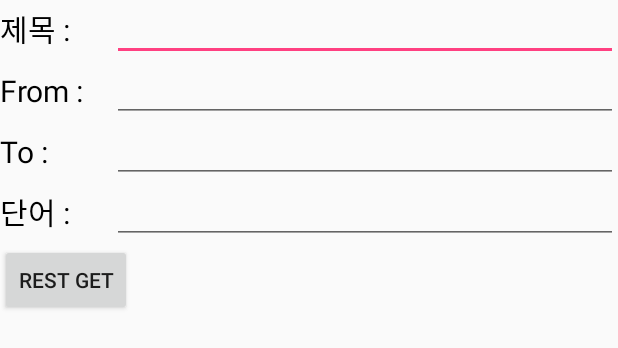
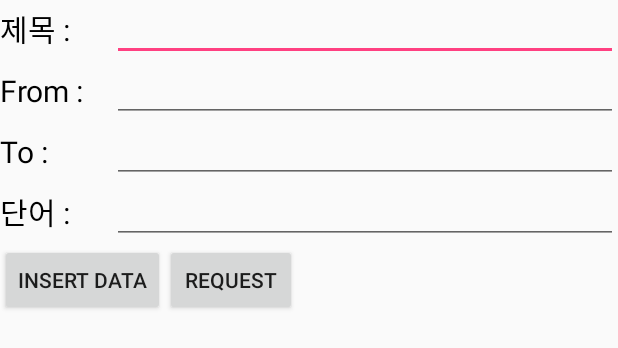
Before and after one commit to joowlim/BH_intern_mail, an Android app: the layout activity_main.xml on its own in the app's theme, with its tools: preview values and no code run, on a phone screen of 412 x 824 dp. Shown: the top 348 px of the screen. Run offline under Robolectric (Android 15) with nearby library versions, the phone set to English and light mode, and no system bars.

Commit message:
안드로이드 request, json 받아오기

```diff
--- a/android/BHAndroidApp/app/build.gradle
+++ b/android/BHAndroidApp/app/build.gradle
@@ -5,7 +5,7 @@ android {
     buildToolsVersion "26.0.0"
     defaultConfig {
         applicationId "com.example.bh.bhandroidapp"
-        minSdkVersion 19
+        minSdkVersion 23
         targetSdkVersion 25
         versionCode 1
         versionName "1.0"
--- a/android/BHAndroidApp/app/src/main/AndroidManifest.xml
+++ b/android/BHAndroidApp/app/src/main/AndroidManifest.xml
@@ -1,6 +1,8 @@
 <?xml version="1.0" encoding="utf-8"?>
 <manifest xmlns:android="http://schemas.android.com/apk/res/android"
     package="com.example.bh.bhandroidapp">
+
+    <uses-permission android:name="android.permission.INTERNET" />
 
     <application
         android:allowBackup="true"
--- a/android/BHAndroidApp/app/src/main/res/layout/activity_main.xml
+++ b/android/BHAndroidApp/app/src/main/res/layout/activity_main.xml
@@ -95,11 +95,22 @@
         android:layout_height="wrap_content">
 
     </LinearLayout>
-    <Button
-        android:onClick="onClickBtnGetREST"
-        android:text="REST GET"
-        android:layout_width="wrap_content"
-        android:layout_height="wrap_content" />
+    <LinearLayout
+        android:orientation="horizontal"
+        android:layout_width="match_parent"
+        android:layout_height="wrap_content">
+        <Button
+            android:onClick="onClickBtnInsertData"
+            android:text="INSERT DATA"
+            android:layout_width="wrap_content"
+            android:layout_height="wrap_content" />
+        <Button
+            android:onClick="onClickBtnGetREST"
+            android:text="REQUEST"
+            android:layout_width="wrap_content"
+            android:layout_height="wrap_content" />
+    </LinearLayout>
+
     <ListView
         android:id="@+id/listview_mail_list"
         android:layout_width="match_parent"
--- a/android/BHAndroidApp/app/src/main/res/values/strings.xml
+++ b/android/BHAndroidApp/app/src/main/res/values/strings.xml
@@ -1,5 +1,5 @@
 <resources>
-    <string name="app_name">My Application</string>
+    <string name="app_name">BALANCE HERO</string>
 
 
     <string name="search_guide_subject">제목 : </string>
```
Also changed, not shown: android/BHAndroidApp/app/src/main/java/com/example/bh/bhandroidapp/ActivityMain.java (+62 -12 lines).
